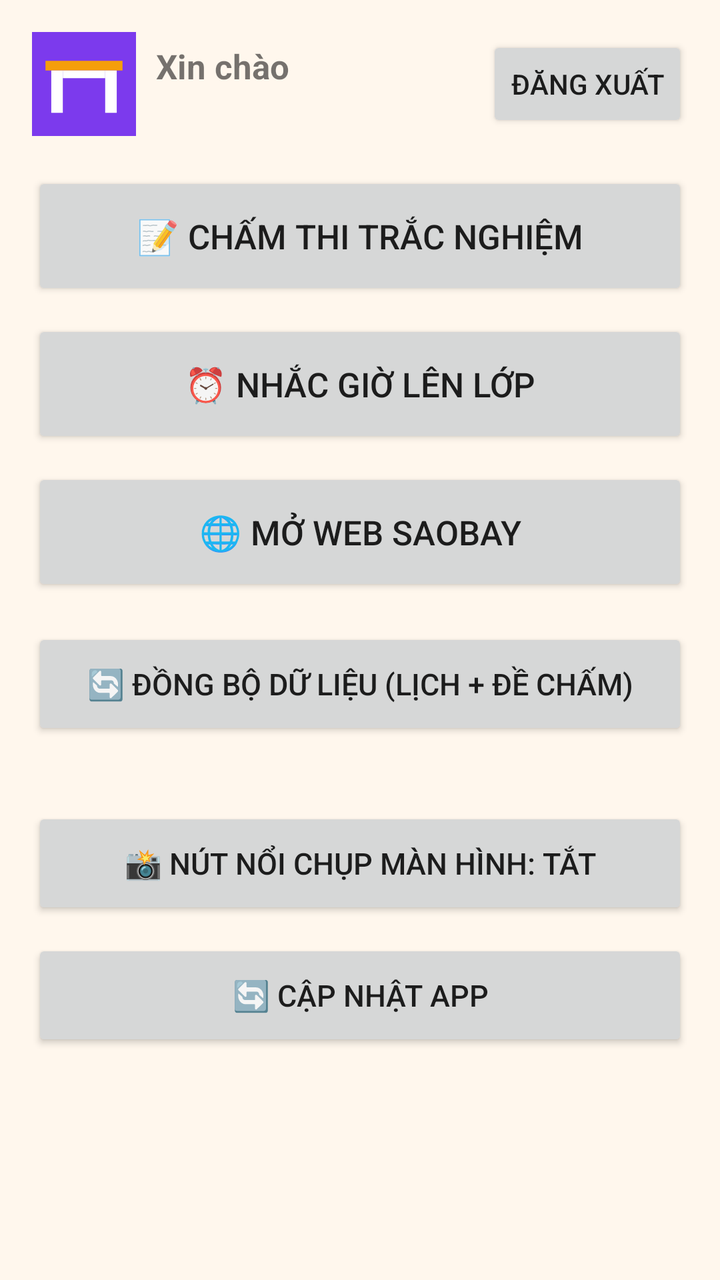
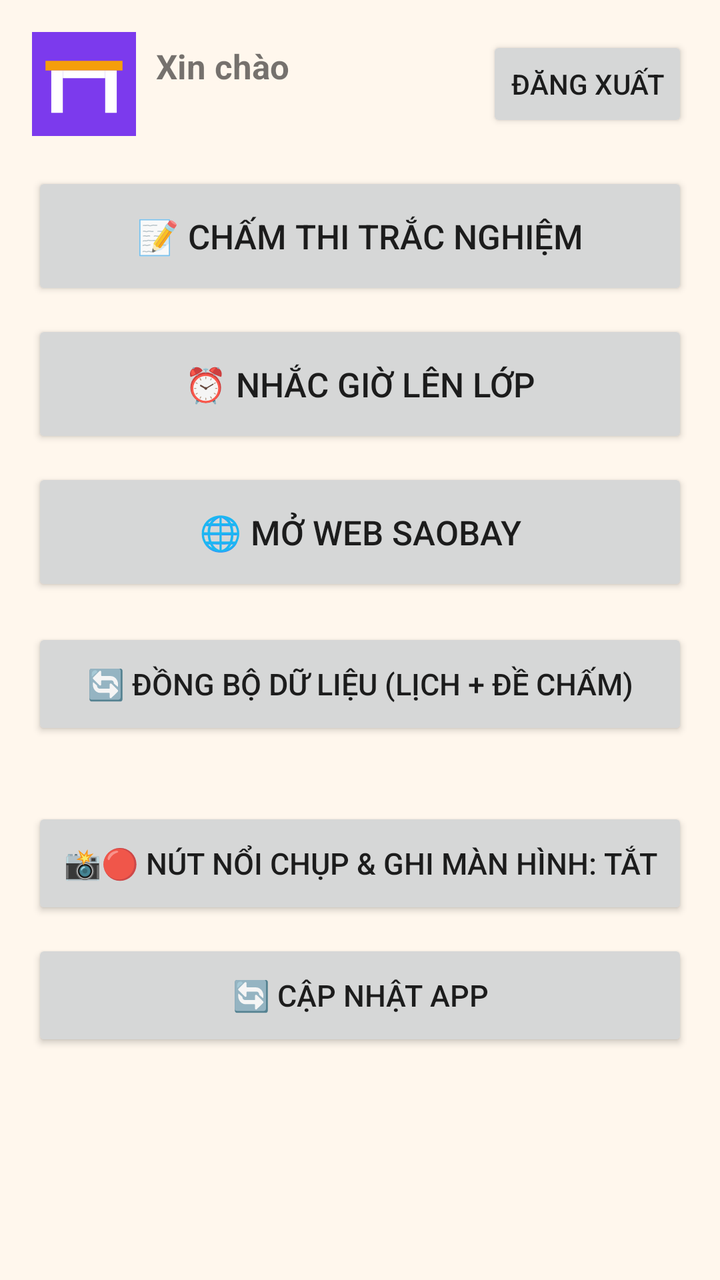

An Android layout rendered at two revisions. The XML below is the earlier revision; the diff shows what the commit changed to produce the second picture.
<!-- AndroidManifest.xml: application theme Theme.SaoBay -->
<!-- res/layout/activity_main.xml -->
<?xml version="1.0" encoding="utf-8"?>
<ScrollView xmlns:android="http://schemas.android.com/apk/res/android"
    android:layout_width="match_parent"
    android:layout_height="match_parent"
    android:background="#FFF7ED">

    <LinearLayout
        android:layout_width="match_parent"
        android:layout_height="wrap_content"
        android:orientation="vertical"
        android:padding="16dp">

        <LinearLayout
            android:layout_width="match_parent"
            android:layout_height="wrap_content"
            android:gravity="center_vertical"
            android:orientation="horizontal">

            <ImageView
                android:layout_width="52dp"
                android:layout_height="52dp"
                android:scaleType="centerCrop"
                android:src="@drawable/ic_launcher"
                android:contentDescription="Cổng trường" />

            <LinearLayout
                android:layout_width="0dp"
                android:layout_height="wrap_content"
                android:layout_marginStart="10dp"
                android:layout_weight="1"
                android:orientation="vertical">

                <TextView
                    android:id="@+id/tvHello"
                    android:layout_width="match_parent"
                    android:layout_height="wrap_content"
                    android:text="Xin chào"
                    android:textSize="17sp"
                    android:textStyle="bold" />

                <TextView
                    android:id="@+id/tvRole"
                    android:layout_width="match_parent"
                    android:layout_height="wrap_content"
                    android:textColor="#78716C"
                    android:textSize="13sp" />
            </LinearLayout>

            <Button
                android:id="@+id/btnLogout"
                android:layout_width="wrap_content"
                android:layout_height="wrap_content"
                android:text="Đăng xuất" />
        </LinearLayout>

        <Button
            android:id="@+id/btnGrade"
            android:layout_width="match_parent"
            android:layout_height="64dp"
            android:layout_marginTop="18dp"
            android:text="📝 Chấm thi trắc nghiệm"
            android:textSize="17sp" />

        <Button
            android:id="@+id/btnRemind"
            android:layout_width="match_parent"
            android:layout_height="64dp"
            android:layout_marginTop="10dp"
            android:text="⏰ Nhắc giờ lên lớp"
            android:textSize="17sp" />

        <Button
            android:id="@+id/btnWeb"
            android:layout_width="match_parent"
            android:layout_height="64dp"
            android:layout_marginTop="10dp"
            android:text="🌐 Mở web SAOBAY"
            android:textSize="17sp" />

        <Button
            android:id="@+id/btnSync"
            android:layout_width="match_parent"
            android:layout_height="56dp"
            android:layout_marginTop="16dp"
            android:text="🔄 Đồng bộ dữ liệu (lịch + đề chấm)"
            android:textSize="15sp" />

        <TextView
            android:id="@+id/tvSyncStatus"
            android:layout_width="match_parent"
            android:layout_height="wrap_content"
            android:layout_marginTop="6dp"
            android:gravity="center"
            android:textColor="#57534E"
            android:textSize="13sp" />

        <Button
            android:id="@+id/btnFloat"
            android:layout_width="match_parent"
            android:layout_height="56dp"
            android:layout_marginTop="10dp"
            android:text="📸 Nút nổi chụp màn hình: TẮT"
            android:textSize="15sp" />

        <Button
            android:id="@+id/btnUpdate"
            android:layout_width="match_parent"
            android:layout_height="56dp"
            android:layout_marginTop="10dp"
            android:text="🔄 Cập nhật app"
            android:textSize="15sp" />

        <TextView
            android:id="@+id/tvVersion"
            android:layout_width="match_parent"
            android:layout_height="wrap_content"
            android:layout_marginTop="14dp"
            android:gravity="center"
            android:textColor="#A8A29E"
            android:textSize="12sp" />
    </LinearLayout>
</ScrollView>
<!-- resources referenced by this layout -->
<resources>
  <!-- drawable ic_launcher (drawable) -->
  <vector xmlns:android="http://schemas.android.com/apk/res/android"
      android:width="108dp" android:height="108dp"
      android:viewportWidth="108" android:viewportHeight="108">
      <path android:fillColor="#7C3AED" android:pathData="M0,0h108v108h-108z"/>
      <path android:fillColor="#F59E0B" android:pathData="M14,30h80v10h-80z"/>
      <path android:fillColor="#FFFFFF" android:pathData="M20,40h12v44h-12z"/>
      <path android:fillColor="#FFFFFF" android:pathData="M76,40h12v44h-12z"/>
      <path android:fillColor="#FFFFFF" android:pathData="M32,40h44v8h-44z"/>
  </vector>
  <style name="Theme.SaoBay" parent="android:Theme.Material.Light.NoActionBar">
          <item name="android:windowBackground">#FFF7ED</item>
          <item name="android:statusBarColor">#7C3AED</item>
      </style>
</resources>

<!-- the commit's change to res/layout/activity_main.xml (unified diff, before → after) -->
@@ -99,7 +99,7 @@
             android:layout_width="match_parent"
             android:layout_height="56dp"
             android:layout_marginTop="10dp"
-            android:text="📸 Nút nổi chụp màn hình: TẮT"
+            android:text="📸🔴 Nút nổi chụp &amp; ghi màn hình: TẮT"
             android:textSize="15sp" />
 
         <Button
